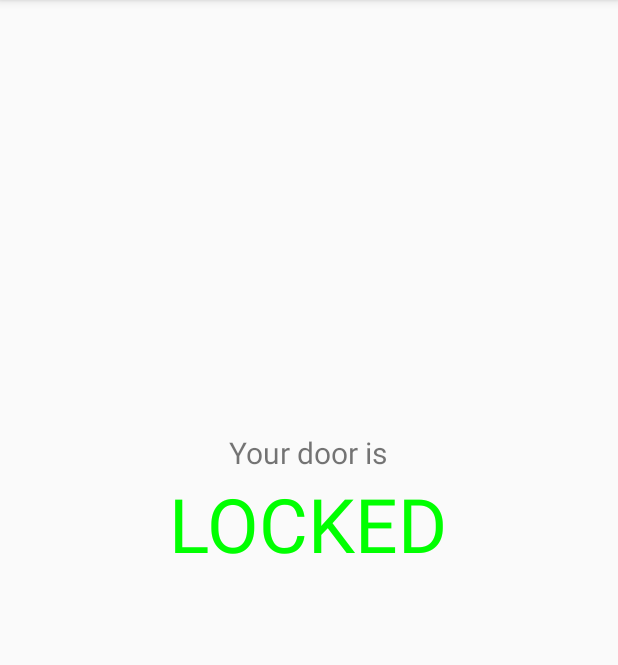
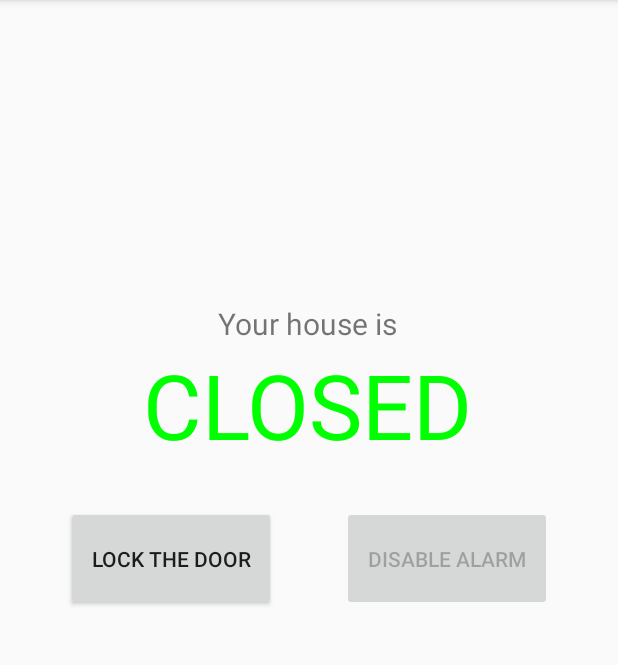
Before and after one commit to 121ngocson1995/iot, an Android app: the screen it shows after launch (MainActivity), on a phone screen of 412 x 824 dp, the part 84-749 px from its top. Run offline under Robolectric (Android 15) with nearby library versions, the phone set to English and light mode, and no system bars; our stand-ins replace Firebase (no records; nobody signed in at launch, a user with empty details on screens opened directly); 4 statements that could not run were skipped.

Commit message:
update android app

```diff
--- a/android/app/src/main/java/com/example/anew/MainActivity.java
+++ b/android/app/src/main/java/com/example/anew/MainActivity.java
@@ -1,12 +1,16 @@
 package com.example.anew;
 
+import android.content.res.ColorStateList;
 import android.graphics.Color;
+import android.os.CountDownTimer;
 import android.support.annotation.NonNull;
 import android.support.v7.app.AppCompatActivity;
 import android.os.Bundle;
 import android.util.Log;
 import android.util.TypedValue;
 import android.view.View;
+import android.view.animation.AlphaAnimation;
+import android.view.animation.Animation;
 import android.widget.Button;
 import android.widget.TextView;
 import android.widget.Toast;
@@ -22,12 +26,21 @@ import com.google.firebase.messaging.FirebaseMessaging;
 
 
 public class MainActivity extends AppCompatActivity {
-    FirebaseDatabase database = FirebaseDatabase.getInstance();
-    DatabaseReference myRef = database.getReference();
+    DatabaseReference database = FirebaseDatabase.getInstance().getReference();
 
-    DatabaseReference status = myRef.child("opened");
+    DatabaseReference doorStatus = database.child("opened");
+    DatabaseReference lockStatus = database.child("locked");
+    DatabaseReference alarmStatus = database.child("ringingstatus");
+
+    String locked = "";
+    String alarm = "";
+    String opened = "";
 
     TextView textView;
+    Button lockBtn;
+    Button disableAlarmBtn;
+
+    ColorStateList oldTextViewColor;
 
     @Override
     protected void onCreate(Bundle savedInstanceState) {
@@ -35,8 +48,10 @@ public class MainActivity extends AppCompatActivity {
         setContentView(R.layout.activity_main);
 
         textView = (TextView) findViewById(R.id.textView);
+        lockBtn = (Button) findViewById(R.id.button_lock);
+        disableAlarmBtn = (Button) findViewById(R.id.button_disableAlarm);
 
-        Log.d("file", "Connected to firebase");
+        oldTextViewColor =  textView.getTextColors();
 
         FirebaseMessaging.getInstance().subscribeToTopic("Alarm").addOnCompleteListener(new OnCompleteListener<Void>() {
             @Override
@@ -47,19 +62,96 @@ public class MainActivity extends AppCompatActivity {
             }
         });
 
-        status.addValueEventListener(new ValueEventListener() {
+        doorStatus.addValueEventListener(new ValueEventListener() {
             @Override
             public void onDataChange(DataSnapshot dataSnapshot) {
-                String opened = dataSnapshot.getValue(String.class);
+                opened = dataSnapshot.getValue(String.class);
 
-                if (opened.equals("true")) {
-                    textView.setText("UNLOCKED");
+                if (alarm.equals("true") == false) {
+                    if (opened.equals("true")) {
+                        textView.setText("OPENED");
+                        textView.setTextColor(Color.rgb(255,140,0));
+                    } else {
+                        textView.setText("CLOSED");
+                        textView.setTextColor(Color.GREEN);
+                    }
+                }
+
+                textView.setTextSize(TypedValue.COMPLEX_UNIT_SP, 60);
+            }
+
+            @Override
+            public void onCancelled(DatabaseError error) {
+                // Failed to read value
+                Log.w("file", "Failed to read value.", error.toException());
+            }
+        });
+
+        lockStatus.addValueEventListener(new ValueEventListener() {
+            @Override
+            public void onDataChange(DataSnapshot dataSnapshot) {
+                locked = dataSnapshot.getValue(String.class);
+
+                if (locked.equals("true")) {
+                    lockBtn.setText("Unlock the door");
+                } else {
+                    lockBtn.setText("Lock the door");
+                }
+            }
+
+            @Override
+            public void onCancelled(DatabaseError error) {
+                // Failed to read value
+                Log.w("file", "Failed to read value.", error.toException());
+            }
+        });
+
+        alarmStatus.addValueEventListener(new ValueEventListener() {
+            @Override
+            public void onDataChange(DataSnapshot dataSnapshot) {
+                alarm = dataSnapshot.getValue(String.class);
+
+                if (alarm.equals("true")) {
+                    disableAlarmBtn.setEnabled(true);
+
+                    textView.setText("BREACHED");
                     textView.setTextColor(Color.RED);
+
+                    Animation anim = new AlphaAnimation(0.0f, 1.0f);
+                    anim.setDuration(500); //You can manage the blinking time with this parameter
+                    anim.setStartOffset(20);
+                    anim.setRepeatMode(Animation.REVERSE);
+                    anim.setRepeatCount(Animation.INFINITE);
+                    textView.startAnimation(anim);
                 } else {
-                    textView.setText("LOCKED");
-                    textView.setTextColor(Color.GREEN);
+                    disableAlarmBtn.setEnabled(false);
+
+                    textView.clearAnimation();
+
+                    textView.setText("Fetching status...");
+                    textView.setTextColor(oldTextViewColor );
+                    textView.setTextSize(TypedValue.COMPLEX_UNIT_SP, 30);
+
+                    new CountDownTimer(3000, 3000) {
+                        @Override
+                        public void onTick(long millisUntilFinished) {
+                            // do nothing
+                        }
+
+                        @Override
+                        public void onFinish() {
+                            if (opened.equals("true")) {
+                                textView.setText("OPENED");
+                                textView.setTextColor(Color.rgb(255,140,0));
+                            } else {
+                                textView.setText("CLOSED");
+                                textView.setTextColor(Color.GREEN);
+                            }
+
+                            textView.setTextSize(TypedValue.COMPLEX_UNIT_SP, 60);
+                        }
+                    }.start();
                 }
-                textView.setTextSize(TypedValue.COMPLEX_UNIT_SP, 50);
             }
 
             @Override
@@ -69,4 +161,20 @@ public class MainActivity extends AppCompatActivity {
             }
         });
     }
+
+    public void toggleLock(View v) {
+        if (locked.equals("true")) {
+            lockStatus.setValue("false");
+        } else {
+            lockStatus.setValue("true");
+        }
+    }
+
+    public void toggleAlarm(View v) {
+        if (alarm.equals("true")) {
+            alarmStatus.setValue("false");
+        } else {
+            alarmStatus.setValue("true");
+        }
+    }
 }
--- a/android/app/src/main/res/layout/activity_main.xml
+++ b/android/app/src/main/res/layout/activity_main.xml
@@ -25,13 +25,42 @@
         android:layout_marginTop="8dp"
         android:layout_marginEnd="8dp"
         android:layout_marginBottom="8dp"
-        android:text="Your door is"
+        android:text="Your house is"
         android:textSize="20sp"
         app:layout_constraintBottom_toBottomOf="parent"
         app:layout_constraintEnd_toEndOf="parent"
         app:layout_constraintHorizontal_bias="0.498"
         app:layout_constraintStart_toStartOf="parent"
         app:layout_constraintTop_toTopOf="parent"
-        app:layout_constraintVertical_bias="0.386" />
+        app:layout_constraintVertical_bias="0.268" />
+
+    <Button
+        android:id="@+id/button_lock"
+        android:layout_width="wrap_content"
+        android:layout_height="wrap_content"
+        android:layout_marginTop="108dp"
+        android:width="140sp"
+        android:height="70sp"
+        android:onClick="toggleLock"
+        android:text="Lock the door"
+        app:layout_constraintEnd_toStartOf="@+id/button_disableAlarm"
+        app:layout_constraintHorizontal_bias="0.5"
+        app:layout_constraintStart_toStartOf="parent"
+        app:layout_constraintTop_toTopOf="@+id/textView" />
+
+    <Button
+        android:id="@+id/button_disableAlarm"
+        android:layout_width="wrap_content"
+        android:layout_height="wrap_content"
+        android:width="140sp"
+        android:height="70sp"
+        android:enabled="false"
+        android:onClick="toggleAlarm"
+        android:text="Disable alarm"
+        app:layout_constraintBottom_toBottomOf="@+id/button_lock"
+        app:layout_constraintEnd_toEndOf="parent"
+        app:layout_constraintHorizontal_bias="0.5"
+        app:layout_constraintStart_toEndOf="@+id/button_lock"
+        app:layout_constraintTop_toTopOf="@+id/button_lock" />
 
 </android.support.constraint.ConstraintLayout>
```
Also changed, not shown: 1 other file.
